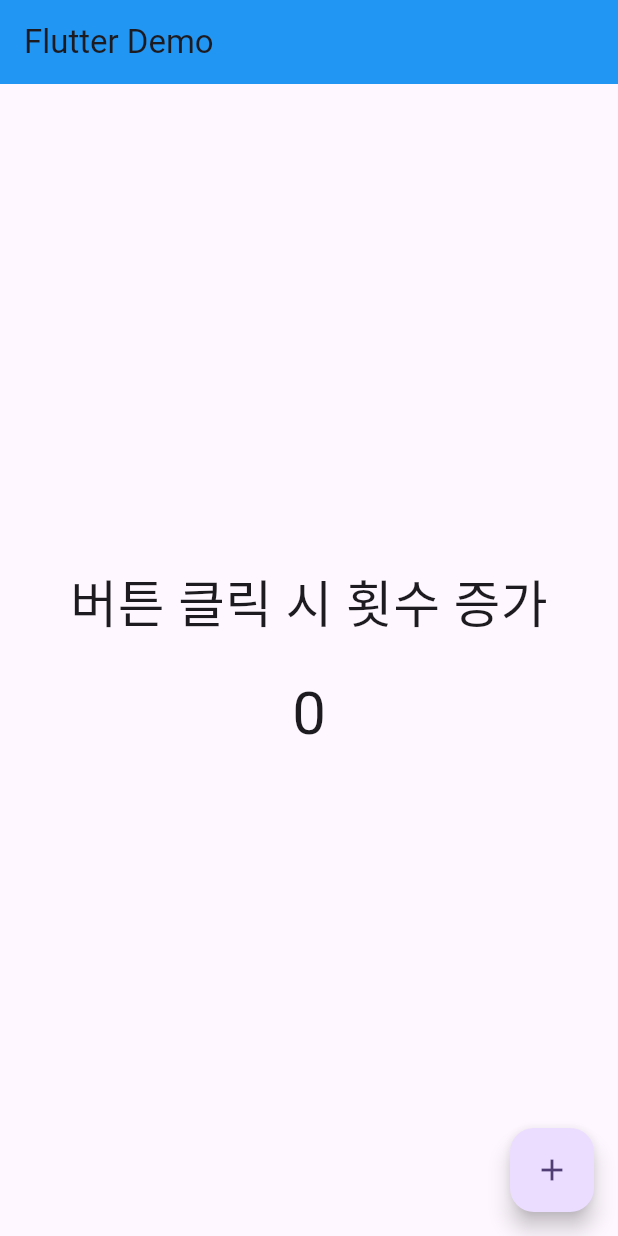
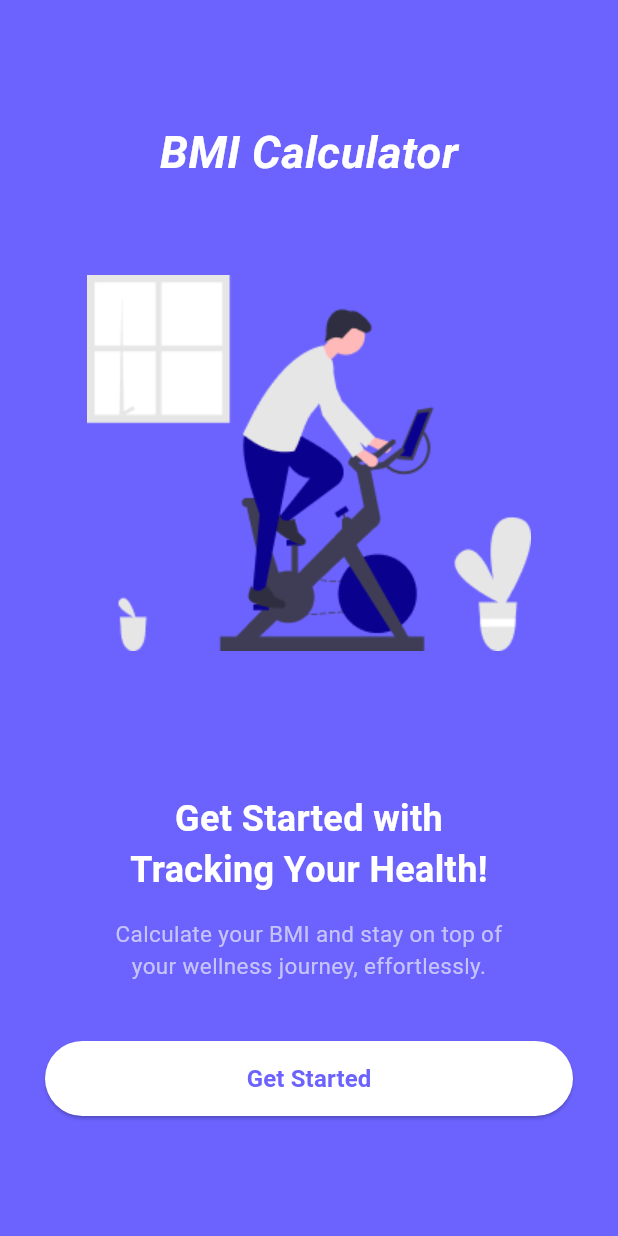
Before and after one commit to leegijae/daelim_2025, a Flutter app: the screen it shows after launch, on a phone screen of 412 x 824 dp. Run offline on Flutter 3.47's test engine with Material 3 defaults, Android fonts, the phone set to English and light mode, and no system bars.

Commit message:
5주차 과제 커밋

```diff
--- a/lib/presentation/home/home_screen.dart
+++ b/lib/presentation/example/example_screen.dart
@@ -1,13 +1,13 @@
 import 'package:flutter/material.dart';
 
-class HomeScreen extends StatefulWidget {
-  const HomeScreen({super.key});
+class ExampleScreen extends StatefulWidget {
+  const ExampleScreen({super.key});
 
   @override
-  State<HomeScreen> createState() => _HomeScreenState();
+  State<ExampleScreen> createState() => _HomeScreenState();
 }
 
-class _HomeScreenState extends State<HomeScreen> {
+class _HomeScreenState extends State<ExampleScreen> {
   int _count = 0; // 클릭 횟수 저장 변수
 
   void_handleIncreaseCount() {
--- a/lib/presentation/my_app.dart
+++ b/lib/presentation/my_app.dart
@@ -1,4 +1,5 @@
-import 'package:daelim_2025/presentation/Home/home_screen.dart';
+// import 'package:daelim_2025/presentation/example/example_screen.dart';
+import 'package:daelim_2025/presentation/start/start_screen.dart';
 import 'package:flutter/material.dart';
 
 class MyApp extends StatelessWidget {
@@ -8,11 +9,13 @@
   @override
   Widget build(BuildContext context) {
     return MaterialApp(
-      title: 'Flutter Demo',
+      debugShowCheckedModeBanner: false,
       theme: ThemeData(
-        colorScheme: ColorScheme.fromSeed(seedColor: Colors.deepPurple),
+        useMaterial3: true,
+        colorScheme: ColorScheme.fromSeed(seedColor: Colors.green),
       ),
-      home: HomeScreen(),
+      themeMode: ThemeMode.light,
+      home: StartScreen(),
     );
   }
 }
--- /dev/null
+++ b/lib/presentation/start/start_screen.dart
@@ -0,0 +1,91 @@
+import 'package:flutter/material.dart';
+
+class StartScreen extends StatelessWidget {
+  const StartScreen({super.key});
+
+  Widget _buildAppName() {
+    return const Text(
+      'BMI Calculator',
+      style: TextStyle(
+        fontWeight: FontWeight.bold,
+        color: Colors.white,
+        fontSize: 30,
+        fontStyle: FontStyle.italic,
+      ),
+    );
+  }
+
+  Widget _buildTitle() {
+    return const Text(
+      'Get Started with\nTracking Your Health!',
+      style: TextStyle(
+        color: Colors.white,
+        fontSize: 24,
+        fontWeight: FontWeight.bold,
+      ),
+      textAlign: TextAlign.center,
+    );
+  }
+
+  Widget _buildDescription() {
+    return const SizedBox(
+      width: 280,
+      child: Text(
+        'Calculate your BMI and stay on top of your wellness journey, effortlessly.',
+        style: TextStyle(color: Color(0xffc6c3f9), fontSize: 15),
+        textAlign: TextAlign.center,
+      ),
+    );
+  }
+
+  Widget _buildStartButton() {
+    return SizedBox(
+      width: double.infinity,
+      height: 50,
+      child: ElevatedButton(
+        onPressed: () {
+          // TODO: Navigator.push(...) 등으로 다음 화면 이동 처리
+        },
+        style: ElevatedButton.styleFrom(
+          backgroundColor: Colors.white,
+          foregroundColor: Color(0xFF6c63ff),
+          shape: RoundedRectangleBorder(
+            borderRadius: BorderRadius.circular(30),
+          ),
+        ),
+        child: const Text(
+          'Get Started',
+          style: TextStyle(fontSize: 16, fontWeight: FontWeight.bold),
+        ),
+      ),
+    );
+  }
+
+  @override
+  Widget build(BuildContext context) {
+    return Scaffold(
+      backgroundColor: const Color(0xFF6c63ff),
+      body: SafeArea(
+        child: Container(
+          width: double.infinity,
+          padding: const EdgeInsets.symmetric(horizontal: 30),
+          child: Column(
+            mainAxisAlignment: MainAxisAlignment.center,
+            crossAxisAlignment: CrossAxisAlignment.center,
+            children: [
+              _buildAppName(),
+              const SizedBox(height: 60),
+              Image.asset('assets/images/bike.png'),
+              const SizedBox(height: 95),
+              _buildTitle(),
+              const SizedBox(height: 15),
+              _buildDescription(),
+              const SizedBox(height: 40),
+              _buildStartButton(),
+            ],
+          ),
+        ),
+      ),
+    );
+  }
+}
```
Also changed, not shown: pubspec.yaml (+3 -5 lines), assets/images/bike.png (added).
